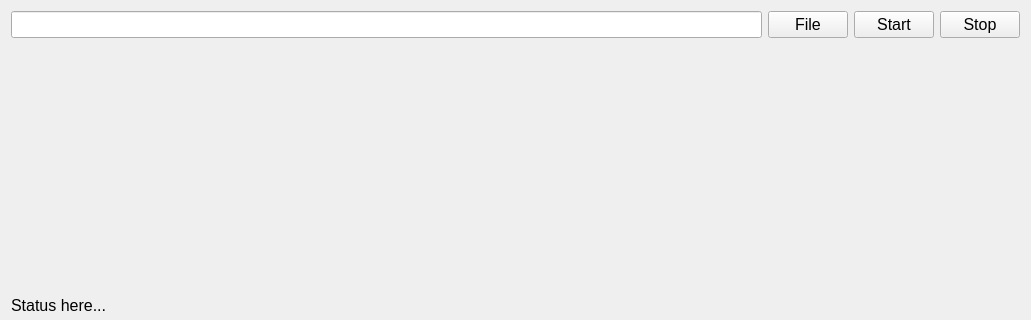
Qt form NetworkViewer/GUI/plugins/Logger/Logger.ui (glocklueng/openecosys) before a commit; both pictures show x 0 to 1031 and y 0 to 320 of the 1031 by 578 pixel window.
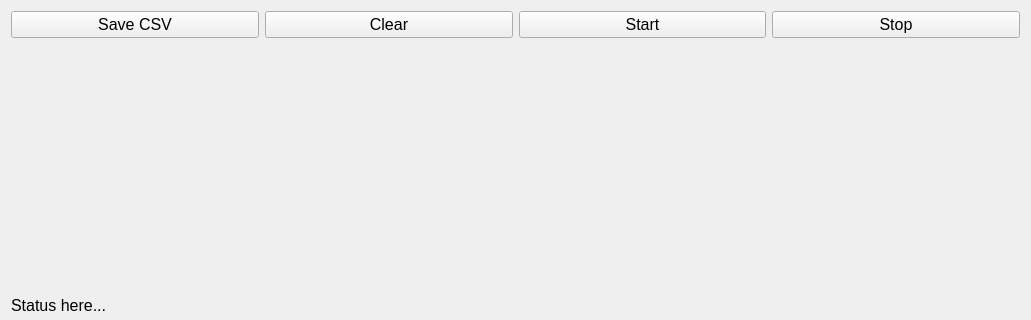
The same form after that commit.

Commit message: Event based logger working. Now ordering values and saving in a CSV format.

Patch:
```diff
--- a/NetworkViewer/GUI/plugins/Logger/Logger.ui
+++ b/NetworkViewer/GUI/plugins/Logger/Logger.ui
@@ -10,6 +10,12 @@
     <height>578</height>
    </rect>
   </property>
+  <property name="minimumSize">
+   <size>
+    <width>640</width>
+    <height>480</height>
+   </size>
+  </property>
   <property name="font">
    <font>
     <pointsize>24</pointsize>
@@ -27,7 +33,7 @@
    <item>
     <layout class="QHBoxLayout" name="horizontalLayout">
      <item>
-      <widget class="QLineEdit" name="lineEdit">
+      <widget class="QPushButton" name="pushButton_Save">
        <property name="font">
         <font>
          <pointsize>12</pointsize>
@@ -35,6 +41,9 @@
          <bold>false</bold>
         </font>
        </property>
+       <property name="text">
+        <string>Save CSV</string>
+       </property>
       </widget>
      </item>
      <item>
@@ -47,7 +56,7 @@
         </font>
        </property>
        <property name="text">
-        <string>File</string>
+        <string>Clear</string>
        </property>
       </widget>
      </item>
```
Left out of the diff: 2 changed lines with no effect on the pictures. The commit also changes 4 other files.
